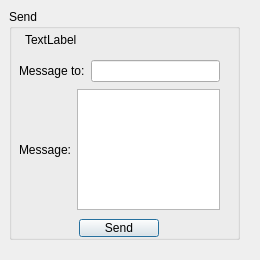
First picture: the form in send_message.ui, repository Maedeh01/Ap-project, before the edit.
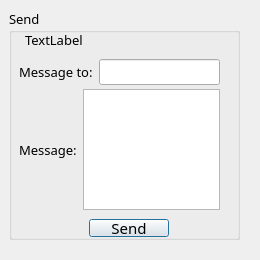
Second picture: the form after the edit.

```diff
--- a/send_message.ui
+++ b/send_message.ui
@@ -22,18 +22,30 @@
      <height>231</height>
     </rect>
    </property>
+   <property name="font">
+    <font>
+     <family>MV Boli</family>
+     <pointsize>10</pointsize>
+    </font>
+   </property>
    <property name="title">
     <string>Send</string>
    </property>
    <widget class="QPushButton" name="pushButton_ok_send">
     <property name="geometry">
      <rect>
-      <x>70</x>
+      <x>80</x>
       <y>210</y>
       <width>80</width>
       <height>18</height>
      </rect>
     </property>
+    <property name="font">
+     <font>
+      <family>NPIRogheh</family>
+      <pointsize>11</pointsize>
+     </font>
+    </property>
     <property name="text">
      <string>Send</string>
     </property>
@@ -51,13 +63,13 @@
      <string>TextLabel</string>
     </property>
    </widget>
-   <widget class="QWidget" name="">
+   <widget class="QWidget" name="layoutWidget">
     <property name="geometry">
      <rect>
       <x>10</x>
       <y>50</y>
       <width>201</width>
-      <height>24</height>
+      <height>26</height>
      </rect>
     </property>
     <layout class="QHBoxLayout" name="horizontalLayout">
@@ -73,7 +85,7 @@
      </item>
     </layout>
    </widget>
-   <widget class="QWidget" name="">
+   <widget class="QWidget" name="layoutWidget">
     <property name="geometry">
      <rect>
       <x>10</x>
```
